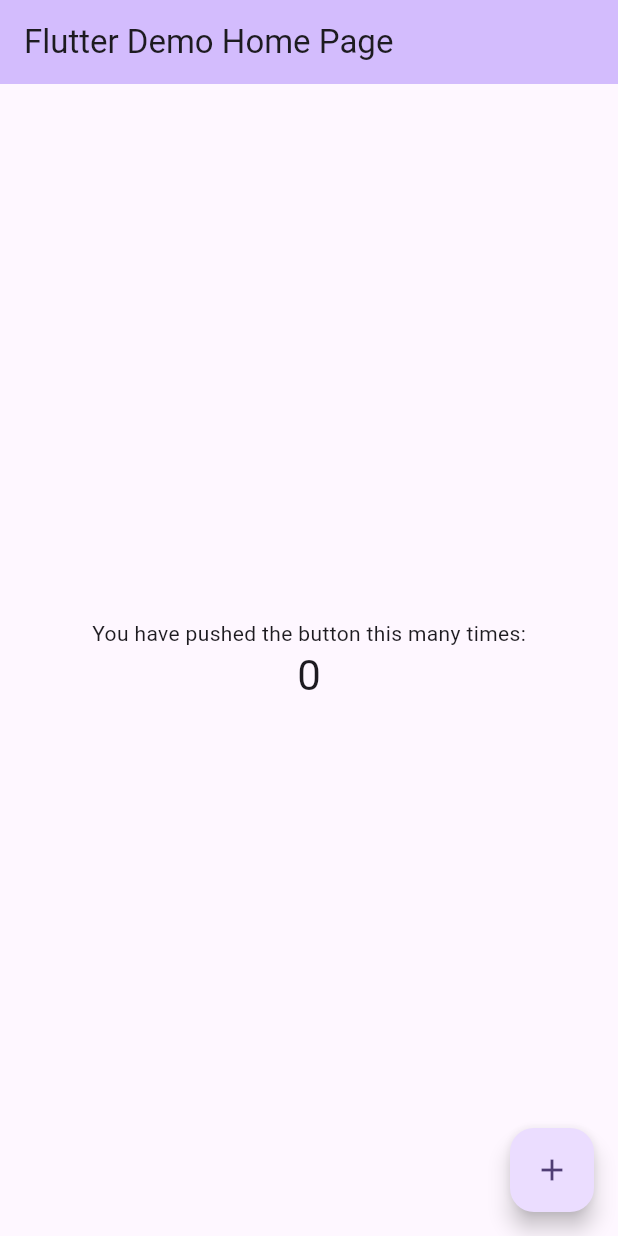
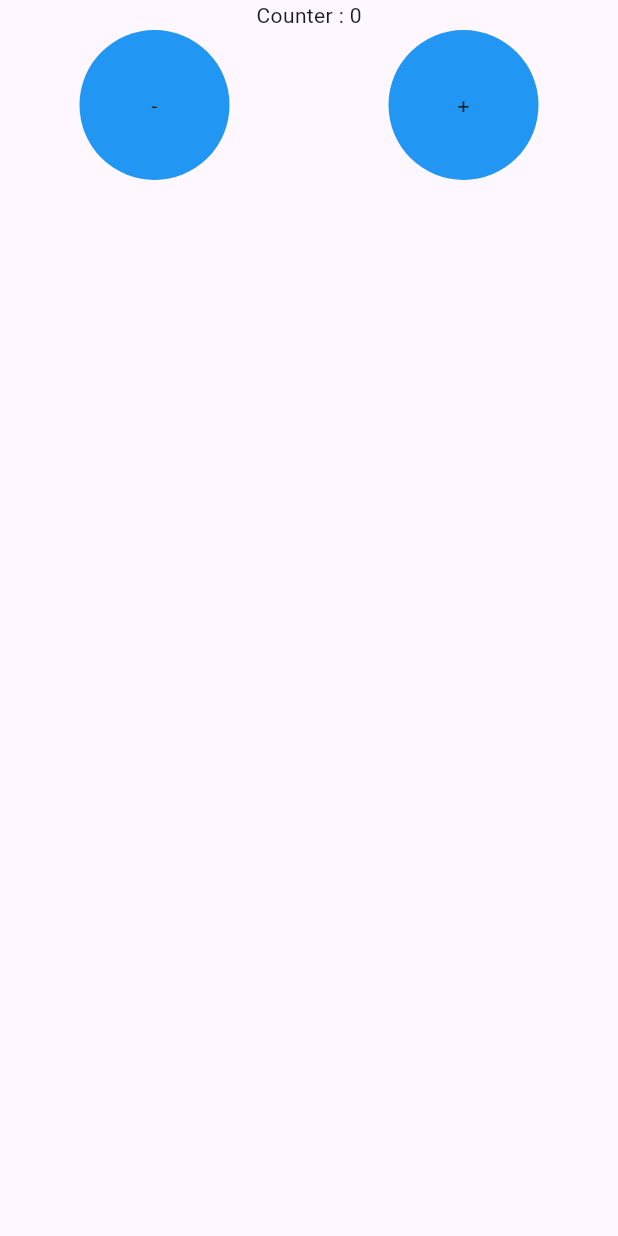
Before and after one commit to rahulvarma07/flutter_statemanagement_bloc-Cubit, a Flutter app: the screen it shows after launch, on a phone screen of 412 x 824 dp. Run offline on Flutter 3.47's test engine with Material 3 defaults, Android fonts, the phone set to English and light mode, and no system bars; our stand-ins replace flutter_bloc.

Commit message:
counter application using BLOC & Cubit

```diff
--- /dev/null
+++ b/lib/Bloc/counter_Bloc.dart
@@ -0,0 +1,20 @@
+import 'package:flutter_bloc/flutter_bloc.dart';
+
+part 'counter_events.dart';
+
+// Bloc<Event, State>
+class CounterBloc extends Bloc<CounterEvent, int>{
+  CounterBloc() : super(0){
+    // Checks for the events and executes the parts inside it..
+    on<IncrementEvent>((event, emit){
+      emit(state + 1);
+      print(state);
+    });
+
+    on<DecrementEvent>((event, emit){
+      if(state == 0) return;
+      emit(state-1);
+    });
+
+  }
+}
--- /dev/null
+++ b/lib/Bloc/counter_events.dart
@@ -0,0 +1,6 @@
+part of 'counter_Bloc.dart';
+
+sealed class CounterEvent{} // Parent Class
+
+final class IncrementEvent extends CounterEvent{} // Sub Classes(Child) extending Parent
+final class DecrementEvent extends CounterEvent{} // Sub Classes(Child) extending Parent
--- /dev/null
+++ b/lib/BlocScreens/counterApplicationUsingBloc.dart
@@ -0,0 +1,59 @@
+import 'package:bloc_cubit/Bloc/counter_Bloc.dart';
+import 'package:flutter/material.dart';
+import 'package:flutter_bloc/flutter_bloc.dart';
+
+class CounterApplicationUsingBloc extends StatefulWidget {
+  const CounterApplicationUsingBloc({super.key});
+
+  @override
+  State<CounterApplicationUsingBloc> createState() => _CounterApplicationUsingBlocState();
+}
+
+class _CounterApplicationUsingBlocState extends State<CounterApplicationUsingBloc> {
+  @override
+  Widget build(BuildContext context) {
+    final counterBlocInstance = BlocProvider.of<CounterBloc>(context);
+    return Scaffold(
+      body: Column(
+        children: [
+          BlocBuilder<CounterBloc, int>(builder: (context, val){
+            return Center(child: Text("Counter : $val"),);
+          }),
+          Row(
+            mainAxisAlignment: MainAxisAlignment.spaceAround,
+            children: [
+              GestureDetector(
+                onTap: (){
+                  counterBlocInstance.add(DecrementEvent());
+                },
+                child: Container(
+                  height: 100,
+                  width: 100,
+                  decoration: BoxDecoration(
+                    color: Colors.blue,
+                    shape: BoxShape.circle,
+                  ),
+                  child: Center(child: Text("-"),),
+                ),
+              ),
+              GestureDetector(
+                onTap: (){
+                  counterBlocInstance.add(IncrementEvent());
+                },
+                child: Container(
+                  height: 100,
+                  width: 100,
+                  decoration: BoxDecoration(
+                    color: Colors.blue,
+                    shape: BoxShape.circle,
+                  ),
+                  child: Center(child: Text("+"),),
+                ),
+              ),
+            ],
+          )
+        ],
+      ),
+    );
+  }
+}
--- /dev/null
+++ b/lib/Cubit/CounterCubit.dart
@@ -0,0 +1,16 @@
+import 'package:flutter_bloc/flutter_bloc.dart';
+
+class CounterCubit extends Cubit<int>{
+  CounterCubit() : super(0);
+
+  // Incrementing the State
+  void increment(){
+    emit(state+1);
+  }
+
+  // Decrementing the state
+  void decrement(){
+    emit(state-1);
+  }
+
+}
--- a/lib/main.dart
+++ b/lib/main.dart
@@ -1,125 +1,32 @@
+import 'package:bloc_cubit/Bloc/counter_Bloc.dart';
+import 'package:bloc_cubit/BlocScreens/counterApplicationUsingBloc.dart';
+import 'package:bloc_cubit/Cubit/CounterCubit.dart';
+import 'package:bloc_cubit/CubitScreens/CounterApplicationUsingCubit.dart';
 import 'package:flutter/material.dart';
+import 'package:flutter_bloc/flutter_bloc.dart';
 
 void main() {
   runApp(const MyApp());
 }
 
-class MyApp extends StatelessWidget {
+class MyApp extends StatefulWidget {
   const MyApp({super.key});
 
-  // This widget is the root of your application.
+  @override
+  State<MyApp> createState() => _MyAppState();
+}
+
+class _MyAppState extends State<MyApp> {
   @override
   Widget build(BuildContext context) {
-    return MaterialApp(
-      title: 'Flutter Demo',
-      theme: ThemeData(
-        // This is the theme of your application.
-        //
-        // TRY THIS: Try running your application with "flutter run". You'll see
-        // the application has a purple toolbar. Then, without quitting the app,
-        // try changing the seedColor in the colorScheme below to Colors.green
-        // and then invoke "hot reload" (save your changes or press the "hot
-        // reload" button in a Flutter-supported IDE, or press "r" if you used
-        // the command line to start the app).
-        //
-        // Notice that the counter didn't reset back to zero; the application
-        // state is not lost during the reload. To reset the state, use hot
-        // restart instead.
-        //
-        // This works for code too, not just values: Most code changes can be
-        // tested with just a hot reload.
-        colorScheme: ColorScheme.fromSeed(seedColor: Colors.deepPurple),
-        useMaterial3: true,
+    return MultiBlocProvider(
+      providers: [
+        BlocProvider(create: (_)=> CounterCubit()),
+        BlocProvider(create: (_)=> CounterBloc()),
+      ],
+      child: MaterialApp(
+        home: CounterApplicationUsingBloc(),
       ),
-      home: const MyHomePage(title: 'Flutter Demo Home Page'),
     );
   }
 }
-
-class MyHomePage extends StatefulWidget {
-  const MyHomePage({super.key, required this.title});
-
-  // This widget is the home page of your application. It is stateful, meaning
-  // that it has a State object (defined below) that contains fields that affect
-  // how it looks.
-
-  // This class is the configuration for the state. It holds the values (in this
-  // case the title) provided by the parent (in this case the App widget) and
-  // used by the build method of the State. Fields in a Widget subclass are
-  // always marked "final".
-
-  final String title;
-
-  @override
-  State<MyHomePage> createState() => _MyHomePageState();
-}
-
-class _MyHomePageState extends State<MyHomePage> {
-  int _counter = 0;
-
-  void _incrementCounter() {
-    setState(() {
-      // This call to setState tells the Flutter framework that something has
-      // changed in this State, which causes it to rerun the build method below
-      // so that the display can reflect the updated values. If we changed
-      // _counter without calling setState(), then the build method would not be
-      // called again, and so nothing would appear to happen.
-      _counter++;
-    });
-  }
-
-  @override
-  Widget build(BuildContext context) {
-    // This method is rerun every time setState is called, for instance as done
-    // by the _incrementCounter method above.
-    //
-    // The Flutter framework has been optimized to make rerunning build methods
-    // fast, so that you can just rebuild anything that needs updating rather
-    // than having to individually change instances of widgets.
-    return Scaffold(
-      appBar: AppBar(
-        // TRY THIS: Try changing the color here to a specific color (to
-        // Colors.amber, perhaps?) and trigger a hot reload to see the AppBar
-        // change color while the other colors stay the same.
-        backgroundColor: Theme.of(context).colorScheme.inversePrimary,
-        // Here we take the value from the MyHomePage object that was created by
-        // the App.build method, and use it to set our appbar title.
-        title: Text(widget.title),
-      ),
-      body: Center(
-        // Center is a layout widget. It takes a single child and positions it
-        // in the middle of the parent.
-        child: Column(
-          // Column is also a layout widget. It takes a list of children and
-          // arranges them vertically. By default, it sizes itself to fit its
-          // children horizontally, and tries to be as tall as its parent.
-          //
-          // Column has various properties to control how it sizes itself and
-          // how it positions its children. Here we use mainAxisAlignment to
-          // center the children vertically; the main axis here is the vertical
-          // axis because Columns are vertical (the cross axis would be
-          // horizontal).
-          //
-          // TRY THIS: Invoke "debug painting" (choose the "Toggle Debug Paint"
-          // action in the IDE, or press "p" in the console), to see the
-          // wireframe for each widget.
-          mainAxisAlignment: MainAxisAlignment.center,
-          children: <Widget>[
-            const Text(
-              'You have pushed the button this many times:',
-            ),
-            Text(
-              '$_counter',
-              style: Theme.of(context).textTheme.headlineMedium,
-            ),
-          ],
-        ),
-      ),
-      floatingActionButton: FloatingActionButton(
-        onPressed: _incrementCounter,
-        tooltip: 'Increment',
-        child: const Icon(Icons.add),
-      ), // This trailing comma makes auto-formatting nicer for build methods.
-    );
-  }
-}
--- a/pubspec.yaml
+++ b/pubspec.yaml
@@ -30,7 +30,7 @@ environment:
 dependencies:
   flutter:
     sdk: flutter
-
+  flutter_bloc:
   # The following adds the Cupertino Icons font to your application.
   # Use with the CupertinoIcons class for iOS style icons.
   cupertino_icons: ^1.0.8
```
Also changed, not shown: lib/CubitScreens/CounterApplicationUsingCubit.dart (added, +61 -0 lines), pubspec.lock.
